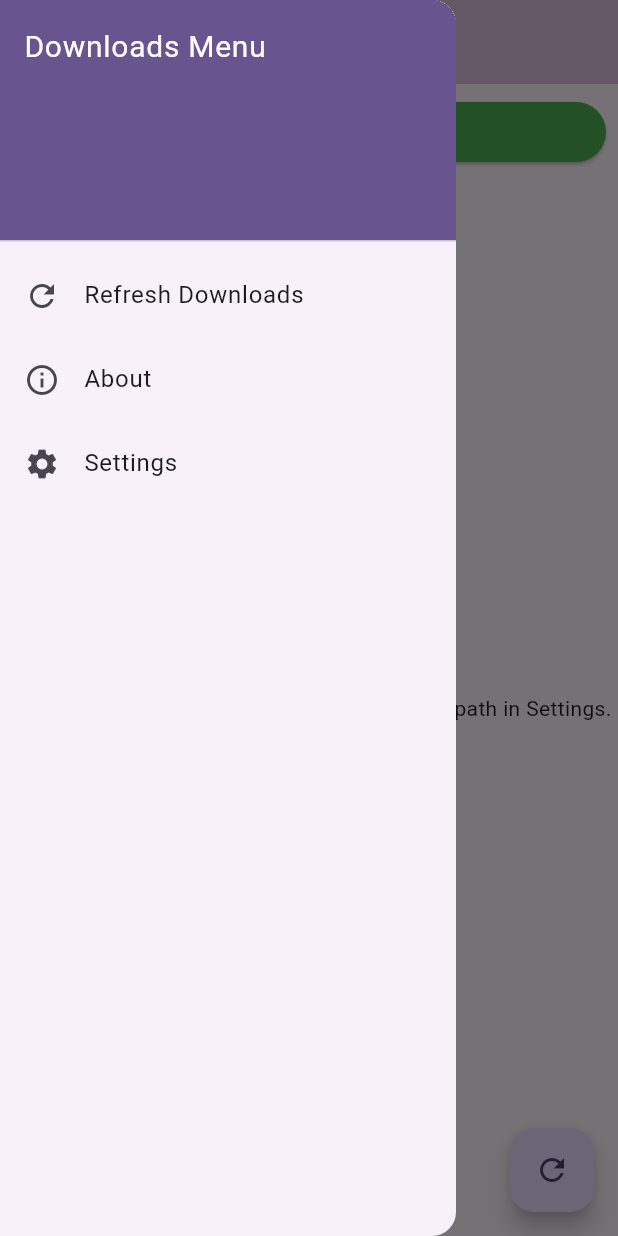
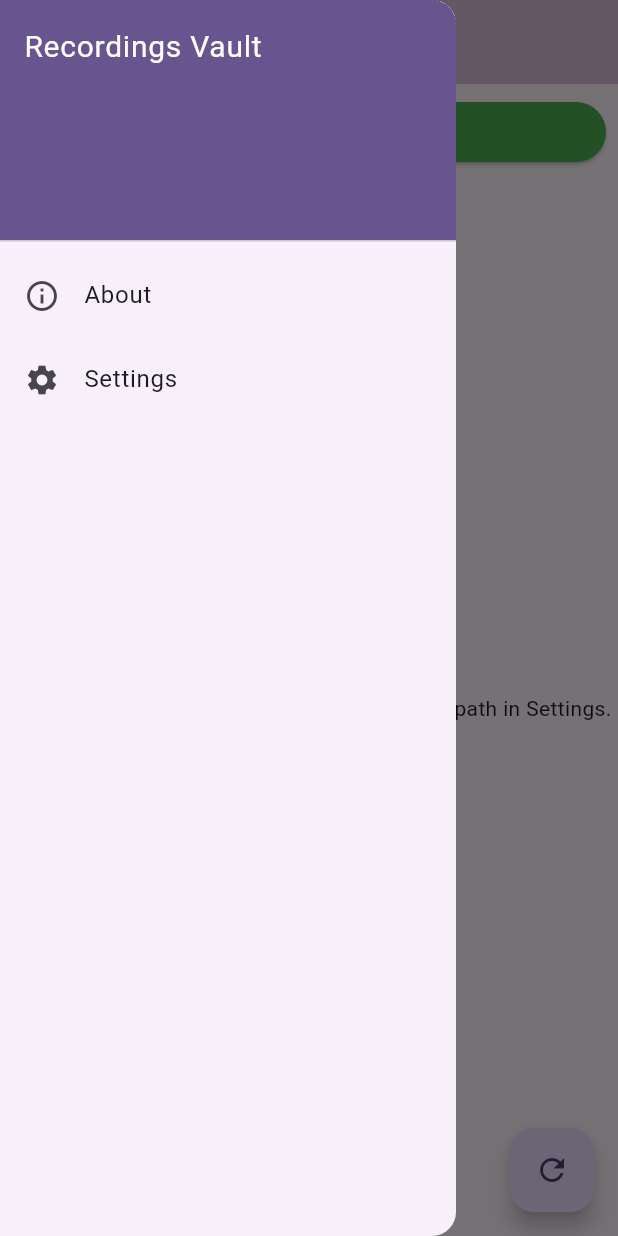
Before and after one commit to anshumanpatil/call-rec-cloud, a Flutter app: the RecordingsPage screen opened by its route, in the side drawer, after a tap on the "refresh" icon, on a phone screen of 412 x 824 dp. Run offline on Flutter 3.47's test engine with Material 3 defaults, Android fonts, the phone set to English and light mode, and no system bars; our stand-ins replace awesome_dialog, dio, flutter_local_notifications, permission_handler, sqflite; missing offline and left inert: docman; accounts and stored records are empty; statements that could not run were skipped; project files that could hold a hidden picture were left out.

```diff
--- a/lib/constants.dart
+++ b/lib/constants.dart
@@ -32,8 +32,8 @@ class AppStrings {
   static const String recordingsPathLabel = 'Recordings path';
 
   // Drawer Menu
-  static const String downloadsMenuTitle = 'Downloads Menu';
-  static const String refreshDownloadsMenu = 'Refresh Downloads';
+  static const String downloadsMenuTitle = 'Recordings Vault';
+  // static const String refreshDownloadsMenu = 'Refresh Downloads';
   static const String aboutMenu = 'About';
   static const String settingsMenu = 'Settings';
 
--- a/lib/widgets/downloads_drawer.dart
+++ b/lib/widgets/downloads_drawer.dart
@@ -30,14 +30,14 @@ class DownloadsDrawer extends StatelessWidget {
               style: TextStyle(color: Colors.white, fontSize: 20),
             ),
           ),
-          ListTile(
-            leading: const Icon(Icons.refresh),
-            title: const Text(AppStrings.refreshDownloadsMenu),
-            onTap: () {
-              Navigator.pop(context);
-              onRefresh();
-            },
-          ),
+          // ListTile(
+          //   leading: const Icon(Icons.refresh),
+          //   title: const Text(AppStrings.refreshDownloadsMenu),
+          //   onTap: () {
+          //     Navigator.pop(context);
+          //     onRefresh();
+          //   },
+          // ),
           ListTile(
             leading: const Icon(Icons.info_outline),
             title: const Text(AppStrings.aboutMenu),
```
Also changed, not shown: lib/pages/settings_page.dart (+8 -0 lines).
